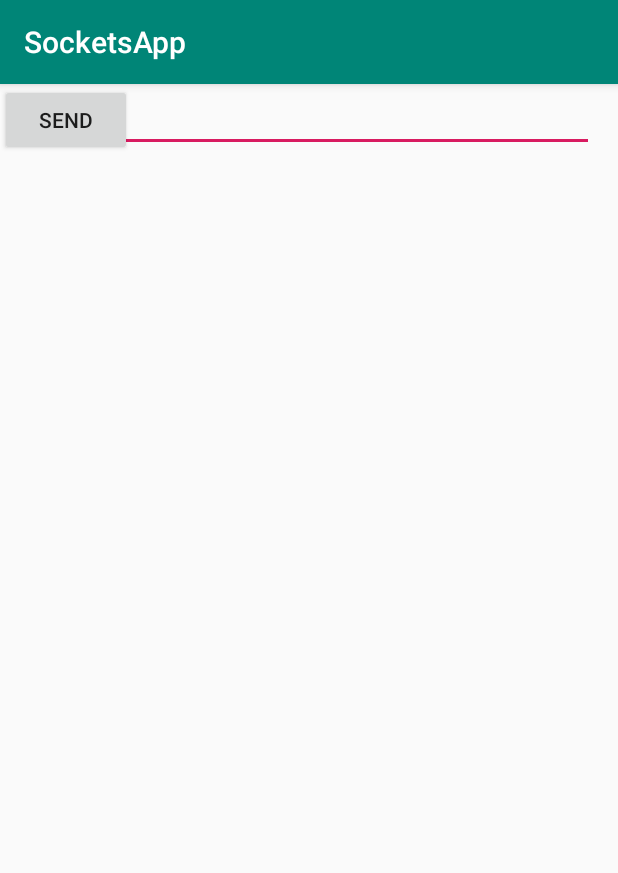
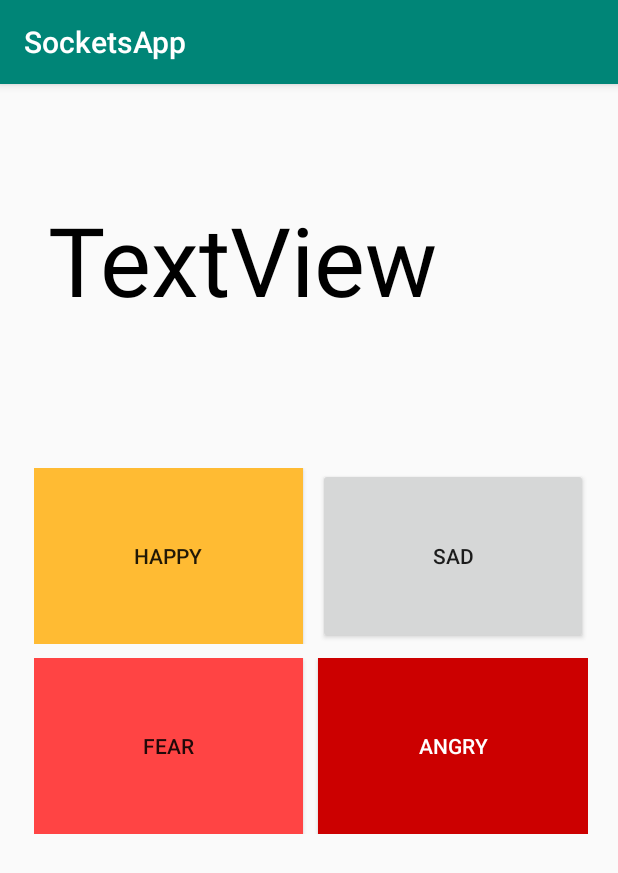
Before and after one commit to ggandhi27/Emotions-Recognition-using-IOT-and-Machine-Learning, an Android app: the screen it shows after launch (MainActivity), on a phone screen of 412 x 824 dp. Shown: the top 873 px of the screen. Run offline under Robolectric (Android 15) with nearby library versions, the phone set to English and light mode, and no system bars.

Commit message:
Mood activity is created

```diff
--- a/SocketsApp/app/src/main/java/com/example/socketsapp/MainActivity.java
+++ b/SocketsApp/app/src/main/java/com/example/socketsapp/MainActivity.java
@@ -14,8 +14,8 @@ public class MainActivity extends AppCompatActivity {
     @Override
     protected void onCreate(Bundle savedInstanceState) {
         super.onCreate(savedInstanceState);
-        setContentView(R.layout.activity_main);
-
+//        setContentView(R.layout.activity_main);
+        setContentView(R.layout.moods);
         e1 = (EditText)findViewById(R.id.editText);
 
     }
--- a/SocketsApp/app/src/main/res/layout/activity_main.xml
+++ b/SocketsApp/app/src/main/res/layout/activity_main.xml
@@ -1,5 +1,5 @@
 <?xml version="1.0" encoding="utf-8"?>
-<androidx.constraintlayout.widget.ConstraintLayout xmlns:android="http://schemas.android.com/apk/res/android"
+<AbsoluteLayout xmlns:android="http://schemas.android.com/apk/res/android"
     xmlns:app="http://schemas.android.com/apk/res-auto"
     xmlns:tools="http://schemas.android.com/tools"
     android:layout_width="match_parent"
@@ -16,17 +16,20 @@
         android:layout_height="wrap_content"
         android:layout_marginEnd="16dp"
         android:layout_marginRight="16dp"
+        android:layout_x="5dp"
+        android:layout_y="226dp"
         android:ems="10"
         android:inputType="textPersonName"
         android:text="Name"
-        tools:layout_editor_absoluteY="46dp"
-        />
+        tools:layout_editor_absoluteY="46dp" />
 
     <Button
         android:id="@+id/sendBtn"
         android:layout_width="wrap_content"
         android:layout_height="wrap_content"
+        android:layout_x="147dp"
+        android:layout_y="323dp"
         android:text="Send"
         tools:layout_editor_absoluteX="145dp"
         tools:layout_editor_absoluteY="115dp" />
-</androidx.constraintlayout.widget.ConstraintLayout>
+</AbsoluteLayout>
--- /dev/null
+++ b/SocketsApp/app/src/main/res/layout/moods.xml
@@ -0,0 +1,76 @@
+<?xml version="1.0" encoding="utf-8"?>
+<AbsoluteLayout xmlns:android="http://schemas.android.com/apk/res/android"
+    xmlns:tools="http://schemas.android.com/tools"
+    android:layout_width="match_parent"
+    android:layout_height="match_parent">
+
+    <LinearLayout
+        android:layout_width="369dp"
+        android:layout_height="117dp"
+        android:layout_x="23dp"
+        android:layout_y="256dp">
+
+
+        <Button
+            android:id="@+id/happyBtn"
+            android:layout_width="169dp"
+            android:layout_height="match_parent"
+            android:layout_weight="1"
+            android:text="Happy"
+            android:layout_marginRight="10dp"
+            android:background="@android:color/holo_orange_light"/>
+
+        <Button
+            android:id="@+id/sadBtn"
+            android:layout_width="169dp"
+            android:layout_height="match_parent"
+            android:layout_weight="1"
+            android:text="Sad"
+            />
+
+
+    </LinearLayout>
+
+    <LinearLayout
+        android:layout_width="369dp"
+        android:layout_height="117dp"
+        android:layout_x="23dp"
+        android:layout_y="383dp">
+
+
+        <Button
+            android:id="@+id/fearBtn"
+            android:layout_width="169dp"
+            android:layout_height="match_parent"
+            android:layout_weight="1"
+            android:text="Fear"
+            android:layout_marginRight="10dp"
+            android:background="@android:color/holo_red_light"/>
+
+        <Button
+            android:id="@+id/angerBtn"
+            android:layout_width="169dp"
+            android:layout_height="match_parent"
+            android:layout_weight="1"
+            android:text="Angry"
+            android:background="@android:color/holo_red_dark"
+            android:textColor="@android:color/background_light"
+            />
+
+
+    </LinearLayout>
+
+    <TextView
+        android:id="@+id/textView"
+        android:layout_width="355dp"
+        android:layout_height="98dp"
+        android:layout_x="32dp"
+        android:layout_y="74dp"
+        android:text="TextView"
+        tools:layout_editor_absoluteX="110dp"
+        tools:layout_editor_absoluteY="127dp"
+        android:textSize="@android:dimen/notification_large_icon_height"
+        android:textColor="@android:color/background_dark"/>
+
+
+</AbsoluteLayout>
```
